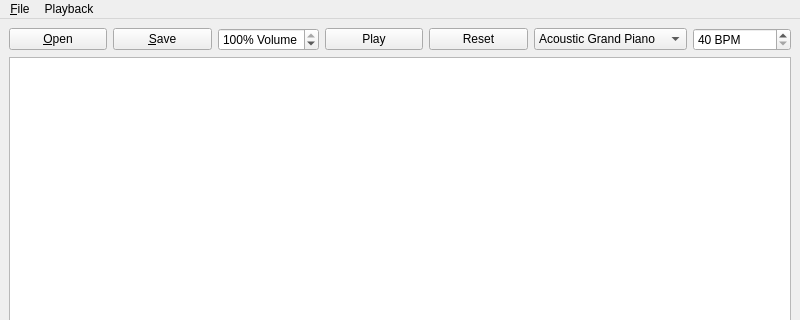
This is src/qtmidi.ui in Davi-FSantos/INF-01120_26-1 as Qt 5 draws it before an edit; both pictures show x 0 to 800 and y 0 to 320 of the 800 by 600 pixel window. The edited form follows.
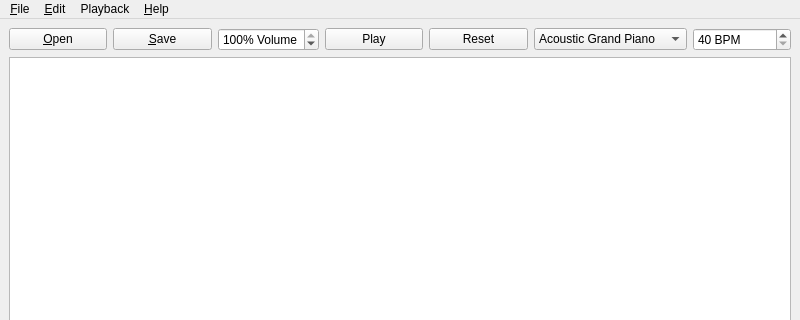
This is the edited form. Icons and pictures are not drawn.

Commit message: fix: enable xmake Qt6 build and validate Music Machine window is funcional

```diff
--- a/src/qtmidi.ui
+++ b/src/qtmidi.ui
@@ -786,8 +786,30 @@
     <addaction name="menuChange_Instrument"/>
     <addaction name="actionChange_BPM"/>
    </widget>
+   <widget class="QMenu" name="menuEdit">
+    <property name="title">
+     <string>&amp;Edit</string>
+    </property>
+    <addaction name="actionUndo"/>
+    <addaction name="actionRedo"/>
+    <addaction name="separator"/>
+    <addaction name="actionCut"/>
+    <addaction name="actionCopy"/>
+    <addaction name="actionPaste"/>
+    <addaction name="actionDelete"/>
+    <addaction name="separator"/>
+    <addaction name="actionSelect_All"/>
+   </widget>
+   <widget class="QMenu" name="menu_Help">
+    <property name="title">
+     <string>&amp;Help</string>
+    </property>
+    <addaction name="actionAbout"/>
+   </widget>
    <addaction name="menu_File"/>
+   <addaction name="menuEdit"/>
    <addaction name="menuPlayback"/>
+   <addaction name="menu_Help"/>
   </widget>
   <action name="actionFile">
    <property name="text">
```
Left out of the diff: 94 changed lines with no effect on the pictures. The commit also changes 3 other files.
